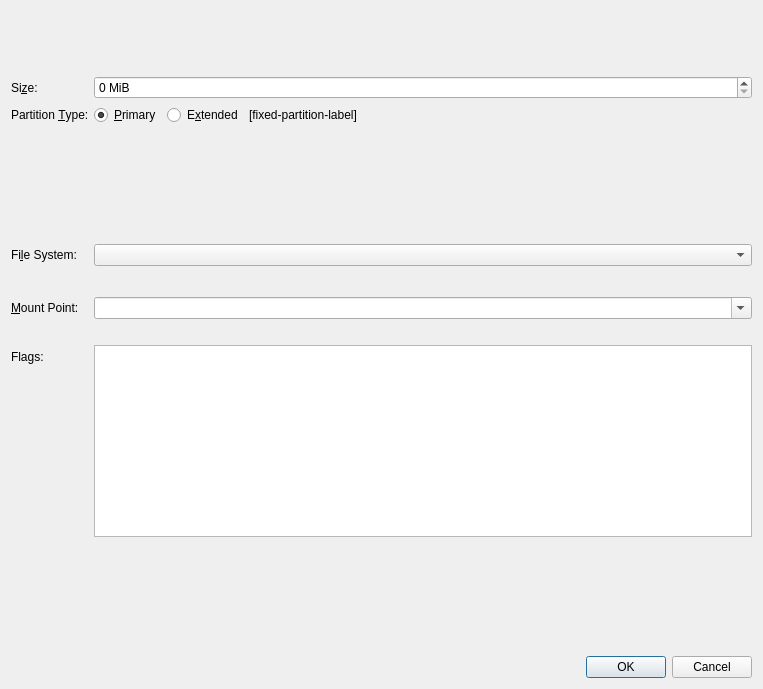
adityakumar312/appletneo-os-installer, file src/modules/partition/gui/CreatePartitionDialog.ui: the form before one commit.
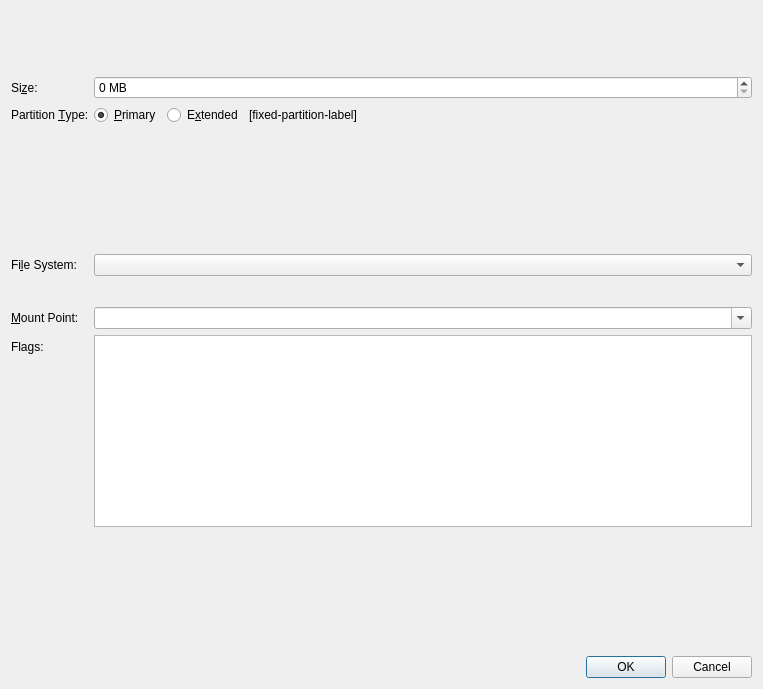
The form after the commit. Custom widgets are drawn as their Qt base class.

Patch:
```diff
--- a/src/modules/partition/gui/CreatePartitionDialog.ui
+++ b/src/modules/partition/gui/CreatePartitionDialog.ui
@@ -45,7 +45,7 @@
      <item row="0" column="1">
       <widget class="QSpinBox" name="sizeSpinBox">
        <property name="suffix">
-        <string> MiB</string>
+        <string> MB</string>
        </property>
       </widget>
      </item>
@@ -108,7 +108,7 @@
        <property name="sizeHint" stdset="0">
         <size>
          <width>20</width>
-         <height>13</height>
+         <height>12</height>
         </size>
        </property>
       </spacer>
@@ -165,21 +165,14 @@
        </property>
       </widget>
      </item>
-     <item row="7" column="1">
-      <widget class="QLabel" name="labelMountPoint">
-       <property name="text">
-        <string/>
-       </property>
-      </widget>
-     </item>
-     <item row="8" column="0">
+     <item row="7" column="0">
       <widget class="QLabel" name="label_3">
        <property name="text">
         <string>Flags:</string>
        </property>
       </widget>
      </item>
-     <item row="8" column="1">
+     <item row="7" column="1">
       <widget class="QListWidget" name="m_listFlags">
        <property name="alternatingRowColors">
         <bool>true</bool>
@@ -192,7 +185,7 @@
        </property>
       </widget>
      </item>
-     <item row="9" column="0">
+     <item row="8" column="0">
       <spacer name="verticalSpacer">
        <property name="orientation">
         <enum>Qt::Vertical</enum>
```
Left out of the diff: 6 changed lines with no effect on the pictures.
